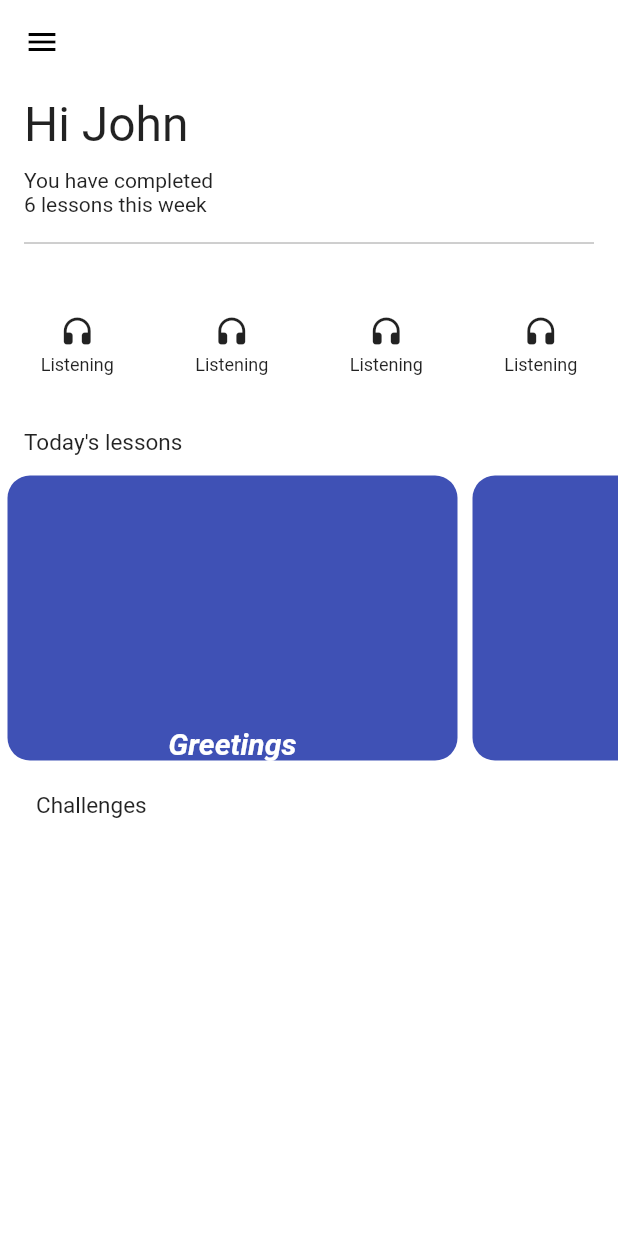
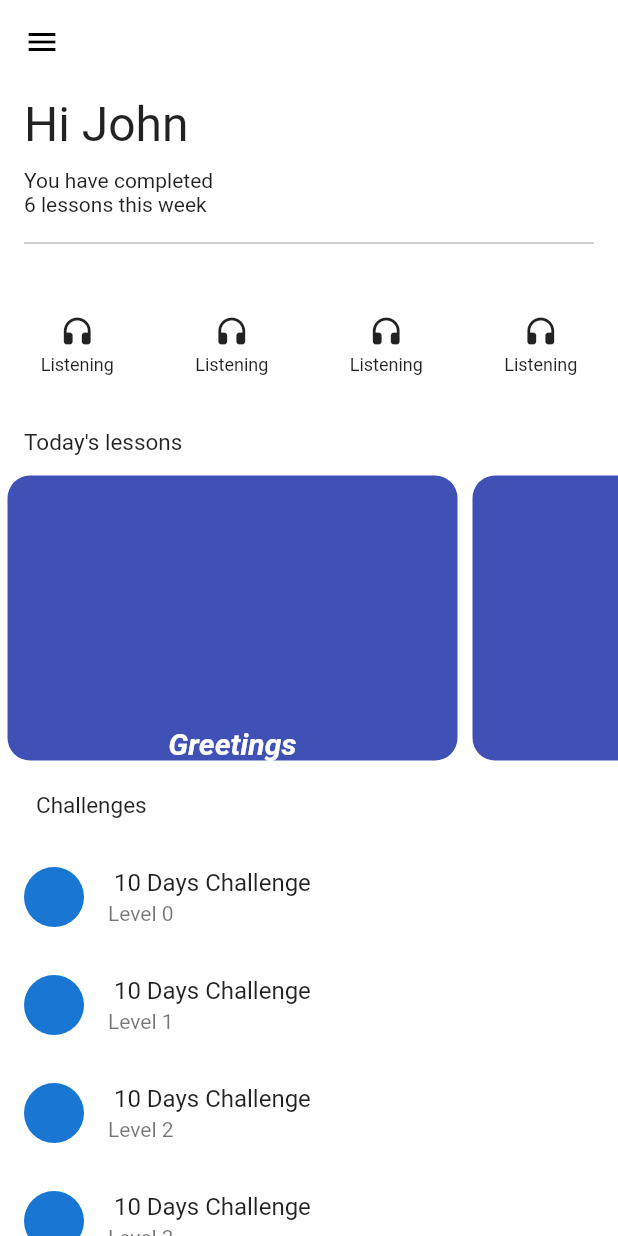
Before and after one commit to sitabra/AssignmentUI, a Flutter app: the screen it shows after launch, on a phone screen of 412 x 824 dp. Run offline on Flutter 3.47's test engine with Material 2 defaults, Android fonts, the phone set to English and light mode, and no system bars.

Commit message:
layout done

```diff
--- a/lib/screen/homepage.dart
+++ b/lib/screen/homepage.dart
@@ -32,7 +32,7 @@ class _HomePageState extends State<HomePage> {
               lessonsText(),
               lessonsItems(context),
               challenges(),
-              challengeItems(context),
+              challengeItems(),
               //tryItems(context),
             ],
           ),
@@ -126,17 +126,17 @@ class _HomePageState extends State<HomePage> {
     );
   }
 
-  Widget challengeItems(BuildContext context) {
-    return SizedBox(
-      height: 5,
-        child: ListView.builder(
-          itemCount: 5,
-          physics: const NeverScrollableScrollPhysics(),
-          shrinkWrap: true,
-          itemBuilder: (context, index) => ListTile(
-            title: Text(" List $index"),
-          ),
-        ),
+  Widget challengeItems() {
+    return ListView.builder(
+      itemCount: 7,
+      physics: const NeverScrollableScrollPhysics(),
+      shrinkWrap: true,
+      itemBuilder: (context, index) => ListTile(
+        leading: const CircleAvatar(),
+        title: const Text(" 10 Days Challenge"),
+        subtitle: Text('Level $index'),
+        onTap: () {},
+      ),
     );
   }
 
```
Also changed, not shown: lib/widgets/challenge_items.dart (added, +27 -0 lines).
